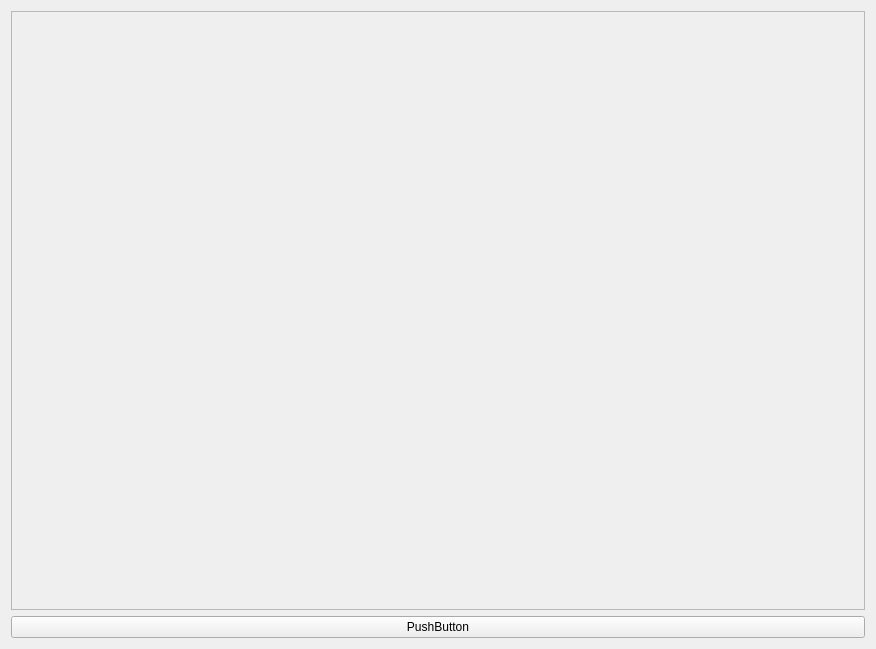
First picture: the form in prototypes/SegmentDetector/mainwindow.ui, repository trafficman/commcut, before the edit.
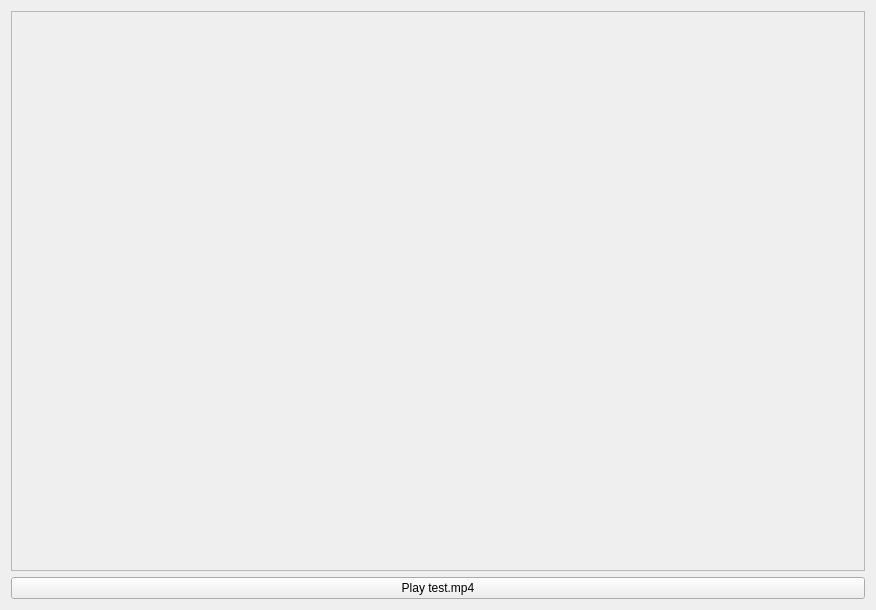
Second picture: the form after the edit.

Commit message: load and play button added

Diff of the .ui file:
```diff
--- a/prototypes/SegmentDetector/mainwindow.ui
+++ b/prototypes/SegmentDetector/mainwindow.ui
@@ -7,7 +7,7 @@
     <x>0</x>
     <y>0</y>
     <width>876</width>
-    <height>649</height>
+    <height>610</height>
    </rect>
   </property>
   <property name="windowTitle">
@@ -33,7 +33,7 @@
    <item>
     <widget class="QPushButton" name="playPause">
      <property name="text">
-      <string>PushButton</string>
+      <string>Play test.mp4</string>
      </property>
     </widget>
    </item>
```
The commit also changes 1 other file.
